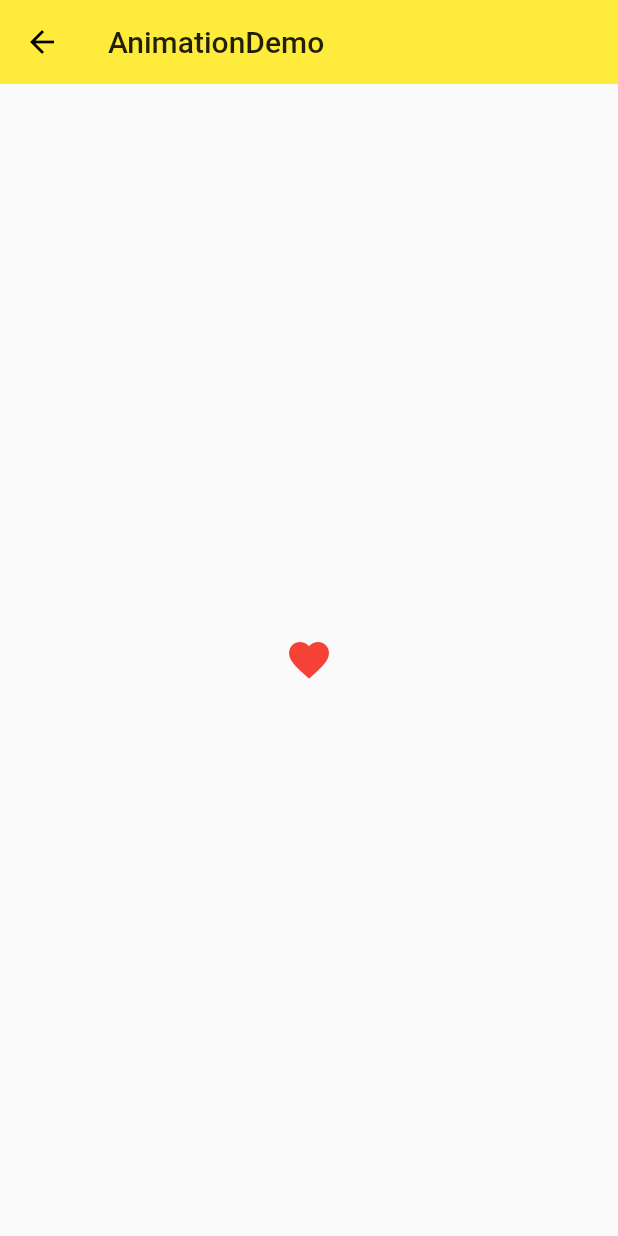
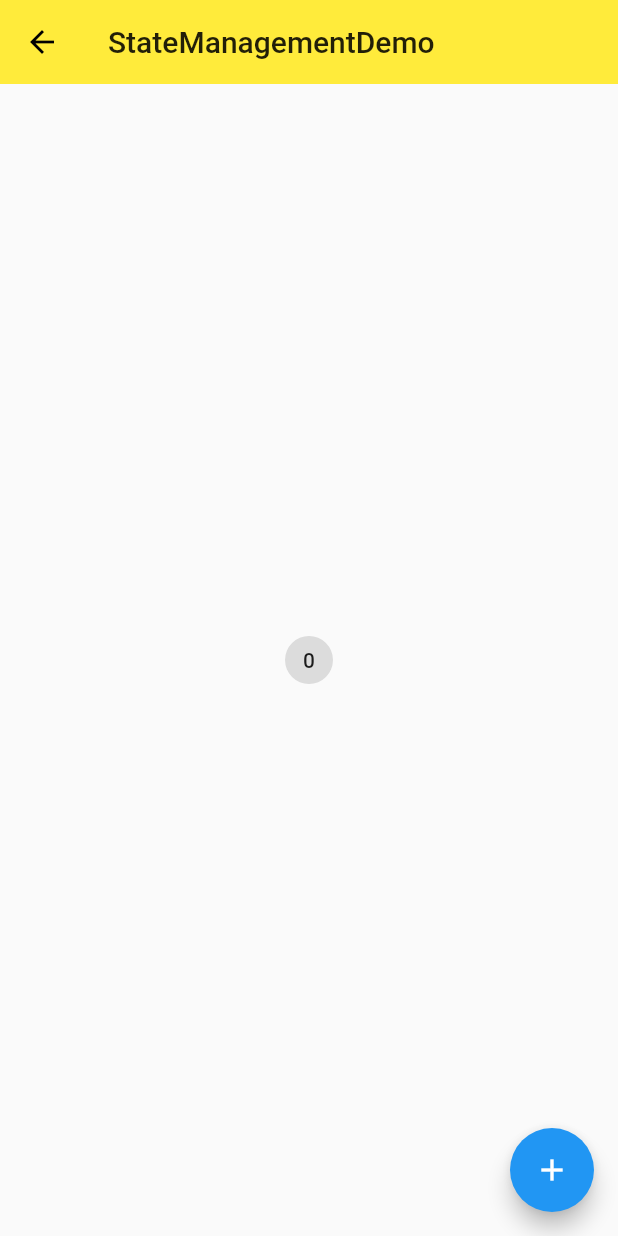
Before and after one commit to lpeihan/flutter_demos, a Flutter app: the screen it shows after launch, on a phone screen of 412 x 824 dp. Run offline on Flutter 3.47's test engine with Material 2 defaults, Android fonts, the phone set to English and light mode, and no system bars.

Commit message:
feat: add state demo

```diff
--- /dev/null
+++ b/lib/demo/state_demo.dart
@@ -0,0 +1,76 @@
+import 'package:flutter/material.dart';
+import 'package:scoped_model/scoped_model.dart';
+
+class StateManagementDemo extends StatelessWidget {
+  @override
+  Widget build(BuildContext context) {
+    return ScopedModel(
+      model: CounterModel(),
+      child: Scaffold(
+        appBar: AppBar(
+          title: Text('StateManagementDemo'),
+          elevation: 0.0,
+        ),
+        body: CounterWrapper(),
+        floatingActionButton: ScopedModelDescendant<CounterModel>(
+          rebuildOnChange: false,
+          builder: (context, _, model) => FloatingActionButton(
+                child: Icon(Icons.add),
+                onPressed: model.increaseCount,
+              ),
+        ),
+      ),
+    );
+  }
+}
+
+class CounterWrapper extends StatelessWidget {
+  @override
+  Widget build(BuildContext context) {
+    return Center(
+      child: Counter(),
+    );
+  }
+}
+
+class Counter extends StatelessWidget {
+  @override
+  Widget build(BuildContext context) {
+    return ScopedModelDescendant<CounterModel>(
+      builder: (context, _, model) => ActionChip(
+        label: Text('${model.count}'),
+        onPressed: model.increaseCount,
+      ),
+    );
+  }
+}
+
+class CounterProvider extends InheritedWidget {
+  final int count;
+  final VoidCallback increaseCount;
+  final Widget child;
+
+  CounterProvider({
+    this.count,
+    this.increaseCount,
+    this.child,
+  }) : super(child: child);
+
+  static CounterProvider of(BuildContext context) =>
+      context.inheritFromWidgetOfExactType(CounterProvider);
+
+  @override
+  bool updateShouldNotify(InheritedWidget oldWidget) {
+    return true;
+  }
+}
+
+class CounterModel extends Model {
+  int _count = 0;
+  int get count => _count;
+
+  void increaseCount() {
+    _count += 1;
+    notifyListeners();
+  }
+}
--- a/lib/main.dart
+++ b/lib/main.dart
@@ -1,4 +1,5 @@
 import 'package:flutter/material.dart';
+import 'demo/state_demo.dart';
 import 'demo/animation_demo.dart';
 import 'demo/material_components.dart';
 import 'demo/form_demo.dart';
@@ -24,7 +25,7 @@ class MyApp extends StatelessWidget {
         highlightColor: Color.fromRGBO(255, 255, 255, 0.5),
         splashColor: Colors.white70
       ),
-      initialRoute: '/animation',
+      initialRoute: '/state',
       routes: {
         '/': (context) => HomePage(),
         '/about': (context) => Page(title: 'about'),
@@ -32,7 +33,8 @@ class MyApp extends StatelessWidget {
         '/just': (context) => JustDemo(),
         '/form': (context) => FormDemo(),
         '/material': (context) => MaterialComponents(),
-        '/animation': (context) => AnimationDemo()
+        '/animation': (context) => AnimationDemo(),
+        '/state': (context) => StateManagementDemo()
       },
     );
   }
--- a/pubspec.yaml
+++ b/pubspec.yaml
@@ -21,6 +21,7 @@ dependencies:
     sdk: flutter
 
   intl: ^0.15.7
+  scoped_model: ^0.3.0
 
   # The following adds the Cupertino Icons font to your application.
   # Use with the CupertinoIcons class for iOS style icons.
```
Also changed, not shown: pubspec.lock.
